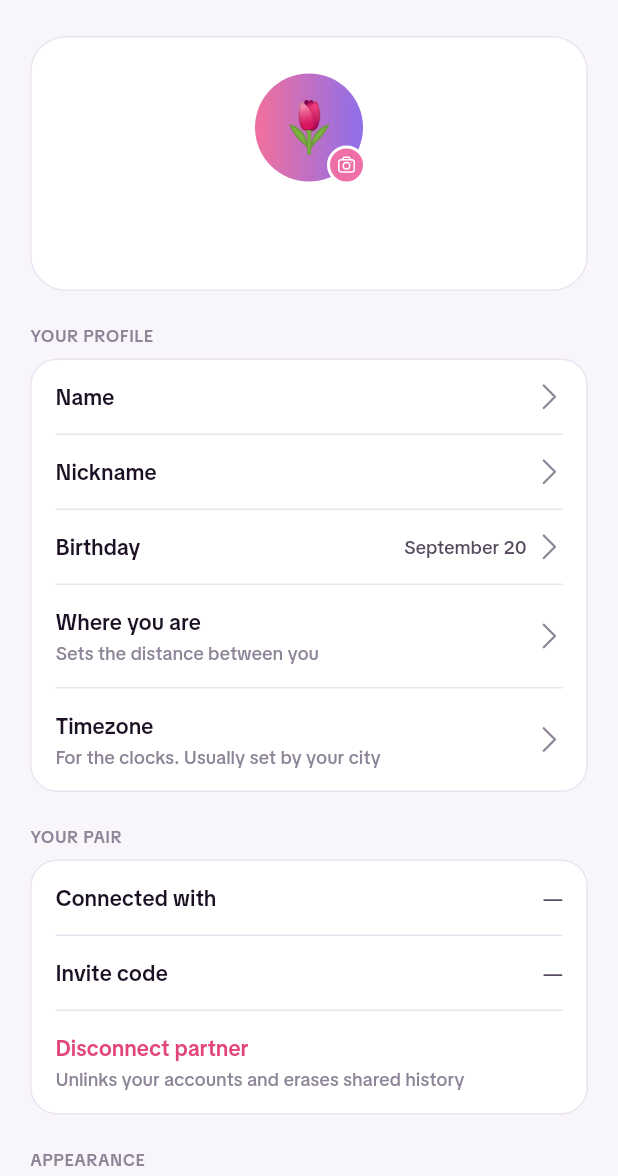
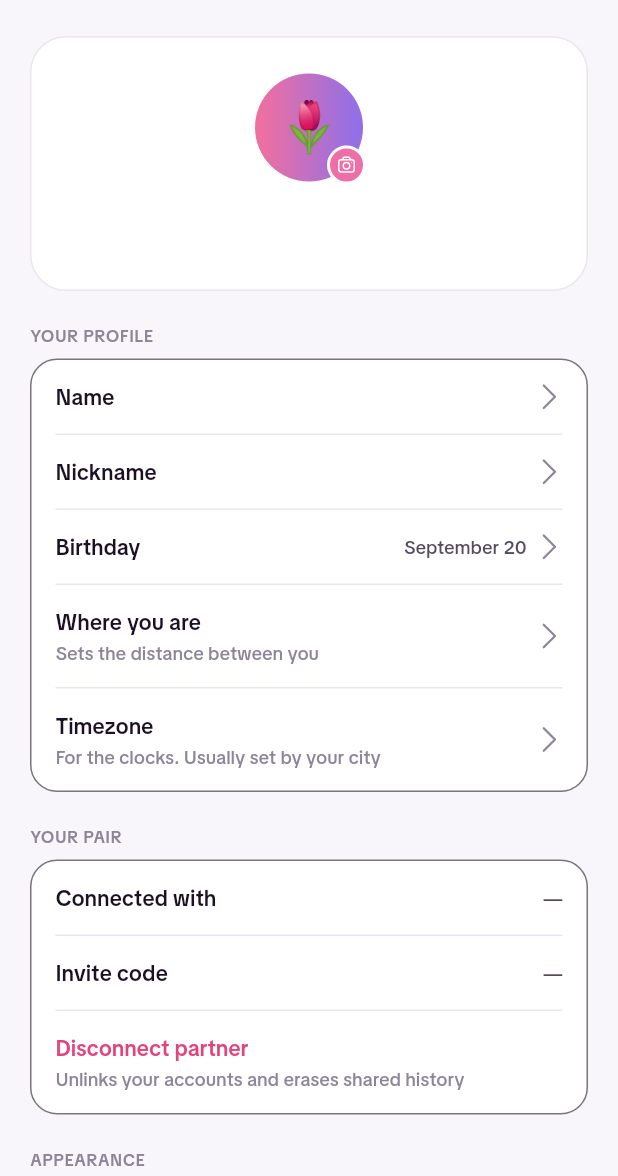
Before and after one commit to jccudiamat/dayflower, a Flutter app: the SettingsScreen screen opened by its route, on a phone screen of 412 x 824 dp, the part 60-1236 px from its top. Run offline on Flutter 3.47's test engine with Material 3 defaults, Android fonts, the phone set to English and light mode, and no system bars; our stand-ins replace cached_network_image, camera, device_preview, firebase_core, firebase_messaging, flutter_dotenv and 16 more; missing offline and left inert: home_widget, livekit_client; accounts and stored records are empty; network calls fail; statements that could not run were skipped.

Commit message:
Stop Settings freezing four cards in the mode they were built in
Toggling dark mode left four cards white on a black screen, with white
titles on them, light-mode subtitles, and — inside those same cards —
dividers that had switched correctly.

That mix is the whole diagnosis. Flutter's updateChild returns the existing
child untouched when the new widget is identical to the old one, and a const
widget always is, so its build never runs again and any colour it took from
the global AppColors palette is read exactly once. Divider reads the theme
instead, and an InheritedWidget notifies its dependents whether or not the
widget that registered the dependency is const — so the lines switched while
the card behind them did not.

The four broken cards were the four built const. The one card in that column
that was not const, Heartbeat alerts, was correct throughout.

A const card also makes everything in its children list const, which is why
the rows inside them froze too. So _Card's constructor is no longer const:
nothing under a card can inherit a const context any more. It also reads its
colours through Theme rather than the global palette, which is the fix that
works even when an element survives.

The MaterialApp is keyed on the mode to force exactly this rebuild, and it
does not reach here: GoRouter's delegate outlives the rekey and keeps the
page's elements, so the const subtree under it is never discarded. Settings
is the one screen you are looking at while the theme changes under you,
which is why it is the one screen where this shows.

prefer_const_* are off for this file. They ask for precisely the thing that
caused this, and a quick fix accepted later would put it straight back.

⚠️ No widget test renders SettingsScreen — it needs a Supabase instance and
nothing stubs one. That is why this shipped. theme_repaint_test.dart pins the
mechanism instead: a const widget on the global palette goes stale, the same
const widget on Theme repaints.

Co-Authored-By: Claude Opus 5 <noreply@anthropic.com>

```diff
--- a/lib/features/settings/presentation/screens/settings_screen.dart
+++ b/lib/features/settings/presentation/screens/settings_screen.dart
@@ -1,3 +1,21 @@
+// 🔴 **`const` is a correctness hazard on this screen, not an
+// optimisation.** This is the one screen you are looking at while the theme
+// changes under you, so its widgets are the only ones whose elements are
+// alive across the switch. Flutter skips any subtree whose widget is
+// identical to the last one, and a const widget always is — so it never
+// rebuilds, and every colour it read from the global AppColors palette
+// stays frozen at the mode it was first built in.
+//
+// Four cards shipped const and stayed white on a black screen. A const
+// card also makes everything in its `children:` list const, so the rows
+// inside it froze too: their titles inherited fresh colour from the theme
+// while their subtitles kept light-mode ink, on a card that was still
+// white. Restoring const anywhere here brings all of that back.
+//
+// The lints below would do exactly that, so they are off for this file.
+// See theme_repaint_test.dart, which pins the failure and the fix.
+// ignore_for_file: prefer_const_constructors, prefer_const_literals_to_create_immutables, prefer_const_constructors_in_immutables
+
 import 'package:dayflower/core/widgets/app_icon.dart';
 import 'package:flutter/cupertino.dart';
 import 'package:flutter/material.dart';
@@ -213,7 +231,7 @@ class SettingsScreen extends ConsumerWidget {
             // ── Appearance ───────────────────────────
             Text('APPEARANCE', style: AppText.label()),
             const SizedBox(height: AppSpace.xs),
-            const _Card(children: [_AppearanceRow()]),
+            _Card(children: [_AppearanceRow()]),
             const SizedBox(height: AppSpace.md),
 
             // ── Alerts ───────────────────────────────
@@ -251,7 +269,7 @@ class SettingsScreen extends ConsumerWidget {
               style: AppText.caption(),
             ),
             const SizedBox(height: AppSpace.xs),
-            const _Card(
+            _Card(
               children: [
                 _WidgetModeRow(
                   title: "Today's Flower",
@@ -281,7 +299,7 @@ class SettingsScreen extends ConsumerWidget {
               style: AppText.caption(),
             ),
             const SizedBox(height: AppSpace.xs),
-            const _Card(children: [_ReunionBackgroundRow()]),
+            _Card(children: [_ReunionBackgroundRow()]),
             const SizedBox(height: AppSpace.md),
             Text('PHOTO ROTATION', style: AppText.label()),
             const SizedBox(height: AppSpace.xs),
@@ -291,7 +309,7 @@ class SettingsScreen extends ConsumerWidget {
               style: AppText.caption(),
             ),
             const SizedBox(height: AppSpace.xs),
-            const _Card(
+            _Card(
               children: [
                 // ⚠️ "Don't" is first and is the default. A card that moves
                 // on its own is the kind of thing that reads as delightful
@@ -598,18 +616,35 @@ class _ProfileHeader extends StatelessWidget {
 }
 
 /* ── Grouped card ────────────────────────────────── */
+/// 🔴 **Reads the palette through Theme, never through AppColors.**
+/// Four of these are built `const`, and a const widget is identical to
+/// itself, so Flutter's updateChild returns the existing element without
+/// calling build again. A colour fetched from the global palette is
+/// therefore fetched exactly once, and the card goes on painting the mode
+/// it was first inflated in — which is how Settings ended up with four
+/// white cards on a black screen, white titles on them and, inside the very
+/// same cards, dividers that had switched correctly because `Divider` reads
+/// the theme.
+///
+/// ⚠️ The MaterialApp is keyed on the mode to force exactly this rebuild,
+/// and it is not enough here: GoRouter's delegate outlives the rekey and
+/// keeps the page's elements, so the const subtree under it is never
+/// discarded. Depending on an InheritedWidget is what actually works, and
+/// it works *because* Theme notifies its dependents regardless of whether
+/// the widget that registered the dependency is const.
 class _Card extends StatelessWidget {
-  const _Card({required this.children});
+  _Card({required this.children});
   final List<Widget> children;
 
   @override
   Widget build(BuildContext context) {
+    final theme = Theme.of(context);
     return Container(
       width: double.infinity,
       decoration: BoxDecoration(
-        color: AppColors.surface,
+        color: theme.colorScheme.surface,
         borderRadius: BorderRadius.circular(AppRadius.lg),
-        border: Border.all(color: AppColors.border),
+        border: Border.all(color: theme.dividerColor),
       ),
       child: Column(children: children),
     );
```
Also changed, not shown: 1 other file.
